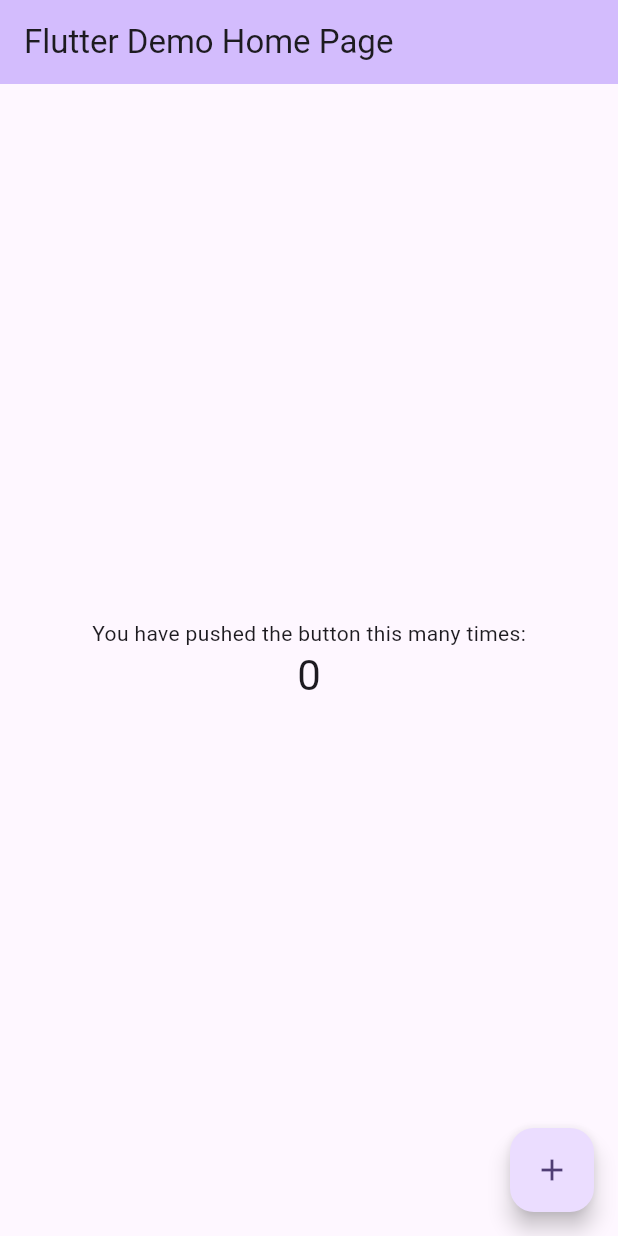
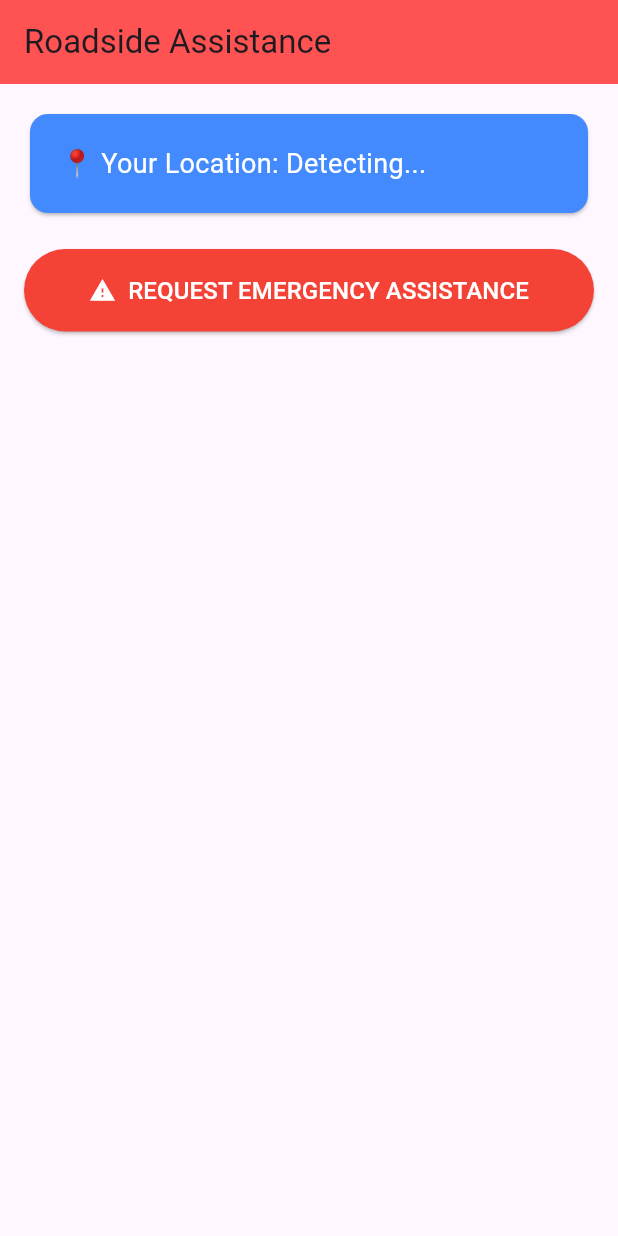
Before and after one commit to pathmidu-lankan/roadside_app, a Flutter app: the screen it shows after launch, on a phone screen of 412 x 824 dp. Run offline on Flutter 3.47's test engine with Material 3 defaults, Android fonts, the light colour scheme and no system bars.

Commit message:
Add emergency roadside UI layout

```diff
--- a/lib/main.dart
+++ b/lib/main.dart
@@ -1,122 +1,68 @@
 import 'package:flutter/material.dart';
 
 void main() {
-  runApp(const MyApp());
+  runApp(const RoadsideApp());
 }
 
-class MyApp extends StatelessWidget {
-  const MyApp({super.key});
+class RoadsideApp extends StatelessWidget {
+  const RoadsideApp({super.key});
 
-  // This widget is the root of your application.
   @override
   Widget build(BuildContext context) {
     return MaterialApp(
-      title: 'Flutter Demo',
-      theme: ThemeData(
-        // This is the theme of your application.
-        //
-        // TRY THIS: Try running your application with "flutter run". You'll see
-        // the application has a purple toolbar. Then, without quitting the app,
-        // try changing the seedColor in the colorScheme below to Colors.green
-        // and then invoke "hot reload" (save your changes or press the "hot
-        // reload" button in a Flutter-supported IDE, or press "r" if you used
-        // the command line to start the app).
-        //
-        // Notice that the counter didn't reset back to zero; the application
-        // state is not lost during the reload. To reset the state, use hot
-        // restart instead.
-        //
-        // This works for code too, not just values: Most code changes can be
-        // tested with just a hot reload.
-        colorScheme: .fromSeed(seedColor: Colors.deepPurple),
-      ),
-      home: const MyHomePage(title: 'Flutter Demo Home Page'),
+      debugShowCheckedModeBanner: false,
+      title: 'Roadside Assistance',
+      theme: ThemeData(primarySwatch: Colors.red),
+      home: const HomeScreen(),
     );
   }
 }
 
-class MyHomePage extends StatefulWidget {
-  const MyHomePage({super.key, required this.title});
-
-  // This widget is the home page of your application. It is stateful, meaning
-  // that it has a State object (defined below) that contains fields that affect
-  // how it looks.
-
-  // This class is the configuration for the state. It holds the values (in this
-  // case the title) provided by the parent (in this case the App widget) and
-  // used by the build method of the State. Fields in a Widget subclass are
-  // always marked "final".
-
-  final String title;
-
-  @override
-  State<MyHomePage> createState() => _MyHomePageState();
-}
-
-class _MyHomePageState extends State<MyHomePage> {
-  int _counter = 0;
-
-  void _incrementCounter() {
-    setState(() {
-      // This call to setState tells the Flutter framework that something has
-      // changed in this State, which causes it to rerun the build method below
-      // so that the display can reflect the updated values. If we changed
-      // _counter without calling setState(), then the build method would not be
-      // called again, and so nothing would appear to happen.
-      _counter++;
-    });
-  }
+class HomeScreen extends StatelessWidget {
+  const HomeScreen({super.key});
 
   @override
   Widget build(BuildContext context) {
-    // This method is rerun every time setState is called, for instance as done
-    // by the _incrementCounter method above.
-    //
-    // The Flutter framework has been optimized to make rerunning build methods
-    // fast, so that you can just rebuild anything that needs updating rather
-    // than having to individually change instances of widgets.
     return Scaffold(
       appBar: AppBar(
-        // TRY THIS: Try changing the color here to a specific color (to
-        // Colors.amber, perhaps?) and trigger a hot reload to see the AppBar
-        // change color while the other colors stay the same.
-        backgroundColor: Theme.of(context).colorScheme.inversePrimary,
-        // Here we take the value from the MyHomePage object that was created by
-        // the App.build method, and use it to set our appbar title.
-        title: Text(widget.title),
+        title: const Text('Roadside Assistance'),
+        backgroundColor: Colors.redAccent,
       ),
-      body: Center(
-        // Center is a layout widget. It takes a single child and positions it
-        // in the middle of the parent.
+      body: Padding(
+        padding: const EdgeInsets.all(16.0),
         child: Column(
-          // Column is also a layout widget. It takes a list of children and
-          // arranges them vertically. By default, it sizes itself to fit its
-          // children horizontally, and tries to be as tall as its parent.
-          //
-          // Column has various properties to control how it sizes itself and
-          // how it positions its children. Here we use mainAxisAlignment to
-          // center the children vertically; the main axis here is the vertical
-          // axis because Columns are vertical (the cross axis would be
-          // horizontal).
-          //
-          // TRY THIS: Invoke "debug painting" (choose the "Toggle Debug Paint"
-          // action in the IDE, or press "p" in the console), to see the
-          // wireframe for each widget.
-          mainAxisAlignment: .center,
+          crossAxisAlignment: CrossAxisAlignment.stretch,
           children: [
-            const Text('You have pushed the button this many times:'),
-            Text(
-              '$_counter',
-              style: Theme.of(context).textTheme.headlineMedium,
+            const Card(
+              color: Colors.blueAccent,
+              child: Padding(
+                padding: EdgeInsets.all(20.0),
+                child: Text(
+                  '📍 Your Location: Detecting...',
+                  style: TextStyle(color: Colors.white, fontSize: 18),
+                ),
+              ),
+            ),
+            const SizedBox(height: 20),
+            ElevatedButton.icon(
+              style: ElevatedButton.styleFrom(
+                backgroundColor: Colors.red,
+                padding: const EdgeInsets.symmetric(vertical: 16),
+              ),
+              icon: const Icon(Icons.warning, color: Colors.white),
+              label: const Text(
+                'REQUEST EMERGENCY ASSISTANCE',
+                style: TextStyle(color: Colors.white, fontSize: 16),
+              ),
+              onPressed: () {
+                ScaffoldMessenger.of(context).showSnackBar(
+                  const SnackBar(content: Text('Request Sent to Nearby Tow Services!')),
+                );
+              },
             ),
           ],
         ),
       ),
-      floatingActionButton: FloatingActionButton(
-        onPressed: _incrementCounter,
-        tooltip: 'Increment',
-        child: const Icon(Icons.add),
-      ),
     );
   }
 }
```
